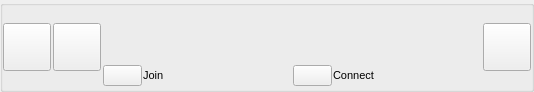
Qt form AppsSrc/CommonSrc/Forms/GuiHostedListItem.ui (brettrjones-github/nolimitconnect) before a commit.
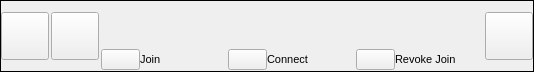
The same form after that commit. Custom widgets are drawn as their Qt base class.

Commit message: Fix connection list mutex deadlock and work on UnJoin host

The edit to the form file:
```diff
--- a/AppsSrc/CommonSrc/Forms/GuiHostedListItem.ui
+++ b/AppsSrc/CommonSrc/Forms/GuiHostedListItem.ui
@@ -7,11 +7,11 @@
     <x>0</x>
     <y>0</y>
     <width>534</width>
-    <height>92</height>
+    <height>72</height>
    </rect>
   </property>
   <property name="sizePolicy">
-   <sizepolicy hsizetype="Expanding" vsizetype="Minimum">
+   <sizepolicy hsizetype="Expanding" vsizetype="Fixed">
     <horstretch>0</horstretch>
     <verstretch>0</verstretch>
    </sizepolicy>
@@ -56,15 +56,15 @@
     <number>0</number>
    </property>
    <item row="0" column="0">
-    <widget class="QGroupBox" name="groupBox">
+    <widget class="QFrame" name="frame">
      <property name="sizePolicy">
-      <sizepolicy hsizetype="Preferred" vsizetype="Preferred">
+      <sizepolicy hsizetype="Expanding" vsizetype="Preferred">
        <horstretch>0</horstretch>
        <verstretch>0</verstretch>
       </sizepolicy>
      </property>
-     <property name="title">
-      <string notr="true"/>
+     <property name="frameShape">
+      <enum>QFrame::Box</enum>
      </property>
      <layout class="QHBoxLayout" name="horizontalLayout_2">
       <property name="spacing">
@@ -147,7 +147,7 @@
       <item>
        <layout class="QVBoxLayout" name="verticalLayout">
         <property name="spacing">
-         <number>1</number>
+         <number>0</number>
         </property>
         <item>
          <layout class="QHBoxLayout" name="TitleHorizontalLayout">
@@ -161,7 +161,7 @@
            <widget class="QLabel" name="m_TitlePart1">
             <property name="font">
              <font>
-              <pointsize>8</pointsize>
+              <pointsize>9</pointsize>
               <weight>50</weight>
               <italic>false</italic>
               <bold>false</bold>
@@ -174,6 +174,11 @@
           </item>
           <item>
            <widget class="QLabel" name="m_TitlePart2">
+            <property name="font">
+             <font>
+              <pointsize>9</pointsize>
+             </font>
+            </property>
             <property name="text">
              <string/>
             </property>
@@ -201,6 +206,11 @@
           </property>
           <item>
            <widget class="QLabel" name="m_DescPart1">
+            <property name="font">
+             <font>
+              <pointsize>9</pointsize>
+             </font>
+            </property>
             <property name="text">
              <string/>
             </property>
@@ -208,6 +218,11 @@
           </item>
           <item>
            <widget class="QLabel" name="m_DescPart2">
+            <property name="font">
+             <font>
+              <pointsize>9</pointsize>
+             </font>
+            </property>
             <property name="text">
              <string/>
             </property>
@@ -270,6 +285,26 @@
             </property>
            </widget>
           </item>
+          <item>
+           <widget class="VxPushButton" name="m_KickButton">
+            <property name="text">
+             <string notr="true"/>
+            </property>
+           </widget>
+          </item>
+          <item>
+           <widget class="QLabel" name="m_KickLabel">
+            <property name="sizePolicy">
+             <sizepolicy hsizetype="Expanding" vsizetype="Preferred">
+              <horstretch>0</horstretch>
+              <verstretch>0</verstretch>
+             </sizepolicy>
+            </property>
+            <property name="text">
+             <string>Revoke Join</string>
+            </property>
+           </widget>
+          </item>
          </layout>
         </item>
        </layout>
```
Left out of the diff: 10 changed lines with no effect on the pictures. The commit also changes 59 other files.
